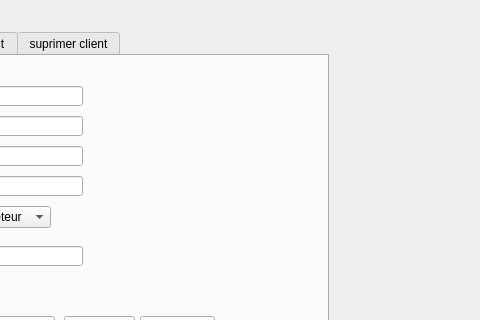
This is mainwindow.ui in amirboudidah/smart_real_estate_2a1 as Qt 5 draws it before an edit; both pictures show x 232 to 712 and y 0 to 320 of the 800 by 600 pixel window. The edited form follows.
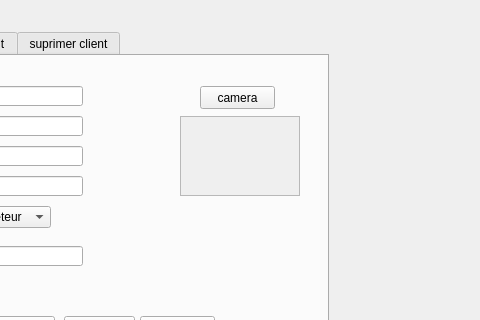
This is the edited form. Icons and pictures are not drawn.

Patch:
```diff
--- a/mainwindow.ui
+++ b/mainwindow.ui
@@ -233,6 +233,42 @@
        <string>Modifier</string>
       </property>
      </widget>
+     <widget class="QPushButton" name="cam">
+      <property name="geometry">
+       <rect>
+        <x>370</x>
+        <y>30</y>
+        <width>75</width>
+        <height>23</height>
+       </rect>
+      </property>
+      <property name="text">
+       <string>camera</string>
+      </property>
+     </widget>
+     <widget class="QScrollArea" name="scrollArea">
+      <property name="geometry">
+       <rect>
+        <x>350</x>
+        <y>60</y>
+        <width>120</width>
+        <height>80</height>
+       </rect>
+      </property>
+      <property name="widgetResizable">
+       <bool>true</bool>
+      </property>
+      <widget class="QWidget" name="scrollAreaWidgetContents">
+       <property name="geometry">
+        <rect>
+         <x>0</x>
+         <y>0</y>
+         <width>118</width>
+         <height>78</height>
+        </rect>
+       </property>
+      </widget>
+     </widget>
     </widget>
     <widget class="QWidget" name="tab_2">
      <attribute name="title">
```
Left out of the diff: 2 changed lines with no effect on the pictures.
